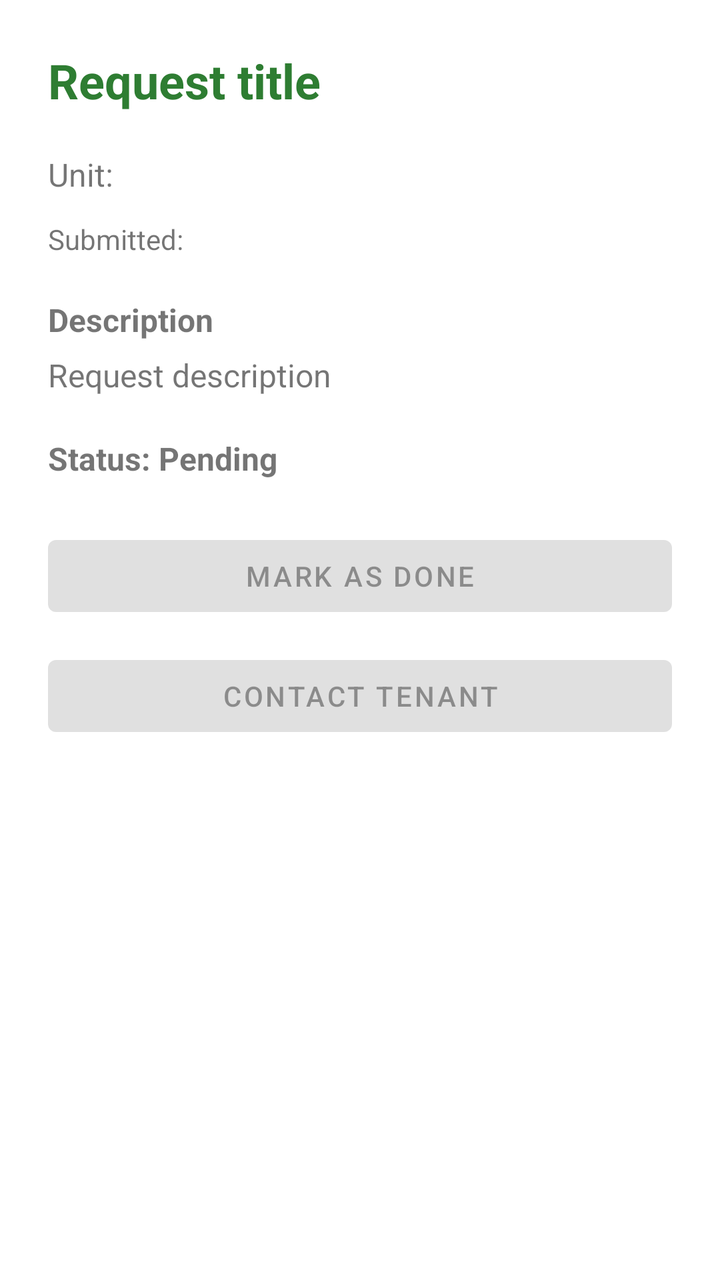
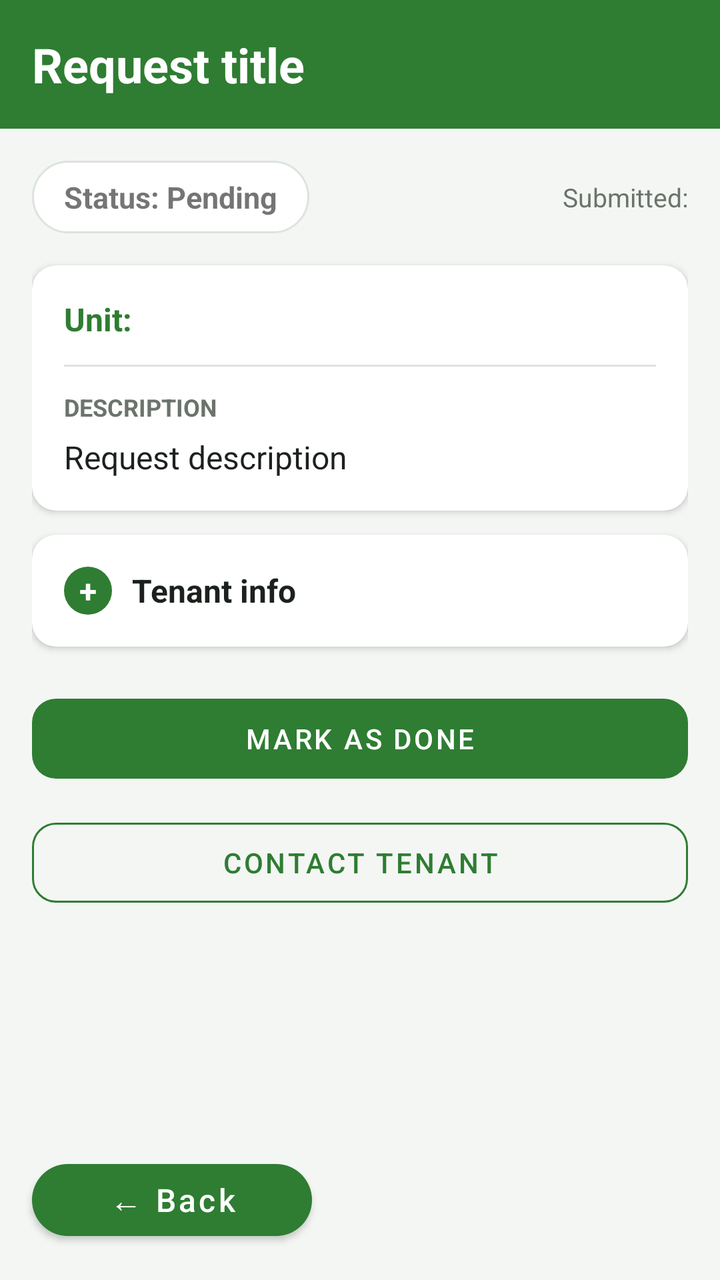

Screens rendered from an Android XML layout before and after an edit, with the pre-edit source and the edit as a unified diff.
<!-- AndroidManifest.xml: application theme Theme.FixIt -->
<!-- res/layout/activity_request_detail.xml -->
<?xml version="1.0" encoding="utf-8"?>
<ScrollView xmlns:android="http://schemas.android.com/apk/res/android"
    android:layout_width="match_parent"
    android:layout_height="match_parent"
    android:fillViewport="true">

    <LinearLayout
        android:layout_width="match_parent"
        android:layout_height="wrap_content"
        android:orientation="vertical"
        android:padding="24dp">

        <TextView
            android:id="@+id/tvDetailTitle"
            android:layout_width="match_parent"
            android:layout_height="wrap_content"
            android:text="Request title"
            android:textSize="24sp"
            android:textStyle="bold"
            android:textColor="@color/fixit_primary"
            android:layout_marginBottom="20dp" />

        <TextView
            android:id="@+id/tvDetailUnit"
            android:layout_width="match_parent"
            android:layout_height="wrap_content"
            android:text="Unit:"
            android:textSize="16sp"
            android:layout_marginBottom="12dp" />

        <TextView
            android:id="@+id/tvDetailDate"
            android:layout_width="match_parent"
            android:layout_height="wrap_content"
            android:text="Submitted:"
            android:textSize="14sp"
            android:layout_marginBottom="20dp" />

        <TextView
            android:layout_width="match_parent"
            android:layout_height="wrap_content"
            android:text="Description"
            android:textSize="16sp"
            android:textStyle="bold"
            android:layout_marginBottom="6dp" />

        <TextView
            android:id="@+id/tvDetailDesc"
            android:layout_width="match_parent"
            android:layout_height="wrap_content"
            android:text="Request description"
            android:textSize="16sp"
            android:lineSpacingExtra="4dp"
            android:layout_marginBottom="20dp" />

        <TextView
            android:id="@+id/tvDetailStatus"
            android:layout_width="match_parent"
            android:layout_height="wrap_content"
            android:text="Status: Pending"
            android:textSize="16sp"
            android:textStyle="bold"
            android:layout_marginBottom="24dp" />

        <Button
            android:id="@+id/btnToggleStatus"
            android:layout_width="match_parent"
            android:layout_height="wrap_content"
            android:text="Mark as Done"
            android:enabled="false" />

        <Button
            android:id="@+id/btnContact"
            android:layout_width="match_parent"
            android:layout_height="wrap_content"
            android:layout_marginTop="12dp"
            android:text="Contact Tenant"
            android:enabled="false" />

    </LinearLayout>
</ScrollView>
<!-- resources referenced by this layout -->
<resources>
  <color name="fixit_primary">#2E7D32</color>
  <style name="Theme.FixIt" parent="Theme.MaterialComponents.DayNight.NoActionBar">
          <item name="colorPrimary">@color/fixit_primary</item>
          <item name="colorPrimaryDark">@color/fixit_primary_dark</item>
          <item name="colorAccent">@color/fixit_accent</item>
      </style>
  <color name="fixit_primary_dark">#1B5E20</color>
  <color name="fixit_accent">#FFA000</color>
</resources>

<!-- the commit's change to res/layout/activity_request_detail.xml (unified diff, before → after) -->
@@ -1,81 +1,262 @@
 <?xml version="1.0" encoding="utf-8"?>
-<ScrollView xmlns:android="http://schemas.android.com/apk/res/android"
+<LinearLayout xmlns:android="http://schemas.android.com/apk/res/android"
+    xmlns:app="http://schemas.android.com/apk/res-auto"
     android:layout_width="match_parent"
     android:layout_height="match_parent"
-    android:fillViewport="true">
-
-    <LinearLayout
+    android:background="@color/fixit_background"
+    android:orientation="vertical">
+
+    <TextView
+        android:id="@+id/tvDetailTitle"
+        style="@style/Widget.FixIt.TitleBar"
         android:layout_width="match_parent"
         android:layout_height="wrap_content"
-        android:orientation="vertical"
-        android:padding="24dp">
-
-        <TextView
-            android:id="@+id/tvDetailTitle"
+        android:text="Request title" />
+
+    <ScrollView
+        android:layout_width="match_parent"
+        android:layout_height="0dp"
+        android:layout_weight="1"
+        android:fillViewport="true">
+
+        <LinearLayout
             android:layout_width="match_parent"
             android:layout_height="wrap_content"
-            android:text="Request title"
-            android:textSize="24sp"
-            android:textStyle="bold"
-            android:textColor="@color/fixit_primary"
-            android:layout_marginBottom="20dp" />
-
-        <TextView
-            android:id="@+id/tvDetailUnit"
-            android:layout_width="match_parent"
-            android:layout_height="wrap_content"
-            android:text="Unit:"
-            android:textSize="16sp"
-            android:layout_marginBottom="12dp" />
-
-        <TextView
-            android:id="@+id/tvDetailDate"
-            android:layout_width="match_parent"
-            android:layout_height="wrap_content"
-            android:text="Submitted:"
-            android:textSize="14sp"
-            android:layout_marginBottom="20dp" />
-
-        <TextView
-            android:layout_width="match_parent"
-            android:layout_height="wrap_content"
-            android:text="Description"
-            android:textSize="16sp"
-            android:textStyle="bold"
-            android:layout_marginBottom="6dp" />
-
-        <TextView
-            android:id="@+id/tvDetailDesc"
-            android:layout_width="match_parent"
-            android:layout_height="wrap_content"
-            android:text="Request description"
-            android:textSize="16sp"
-            android:lineSpacingExtra="4dp"
-            android:layout_marginBottom="20dp" />
-
-        <TextView
-            android:id="@+id/tvDetailStatus"
-            android:layout_width="match_parent"
-            android:layout_height="wrap_content"
-            android:text="Status: Pending"
-            android:textSize="16sp"
-            android:textStyle="bold"
-            android:layout_marginBottom="24dp" />
-
-        <Button
-            android:id="@+id/btnToggleStatus"
-            android:layout_width="match_parent"
-            android:layout_height="wrap_content"
-            android:text="Mark as Done"
-            android:enabled="false" />
-
-        <Button
-            android:id="@+id/btnContact"
-            android:layout_width="match_parent"
-            android:layout_height="wrap_content"
-            android:layout_marginTop="12dp"
-            android:text="Contact Tenant"
-            android:enabled="false" />
-
-    </LinearLayout>
-</ScrollView>
+            android:orientation="vertical"
+            android:padding="16dp">
+
+            
+            <LinearLayout
+                android:layout_width="match_parent"
+                android:layout_height="wrap_content"
+                android:layout_marginBottom="16dp"
+                android:gravity="center_vertical"
+                android:orientation="horizontal">
+
+                <TextView
+                    android:id="@+id/tvDetailStatus"
+                    android:layout_width="wrap_content"
+                    android:layout_height="wrap_content"
+                    android:background="@drawable/bg_status_pill"
+                    android:paddingStart="16dp"
+                    android:paddingTop="8dp"
+                    android:paddingEnd="16dp"
+                    android:paddingBottom="8dp"
+                    android:text="Status: Pending"
+                    android:textSize="15sp"
+                    android:textStyle="bold" />
+
+                <TextView
+                    android:id="@+id/tvDetailDate"
+                    android:layout_width="0dp"
+                    android:layout_height="wrap_content"
+                    android:layout_marginStart="12dp"
+                    android:layout_weight="1"
+                    android:gravity="end"
+                    android:text="Submitted:"
+                    android:textColor="@color/fixit_text_secondary"
+                    android:textSize="13sp" />
+            </LinearLayout>
+
+            
+            <androidx.cardview.widget.CardView
+                style="@style/Widget.FixIt.Card"
+                android:layout_width="match_parent"
+                android:layout_height="wrap_content"
+                android:layout_marginBottom="12dp">
+
+                <LinearLayout
+                    android:layout_width="match_parent"
+                    android:layout_height="wrap_content"
+                    android:orientation="vertical"
+                    android:padding="16dp">
+
+                    <TextView
+                        android:id="@+id/tvDetailUnit"
+                        android:layout_width="match_parent"
+                        android:layout_height="wrap_content"
+                        android:text="Unit:"
+                        android:textColor="@color/fixit_primary"
+                        android:textSize="16sp"
+                        android:textStyle="bold" />
+
+                    <View
+                        android:layout_width="match_parent"
+                        android:layout_height="1dp"
+                        android:layout_marginTop="12dp"
+                        android:layout_marginBottom="12dp"
+                        android:background="@color/fixit_stroke" />
+
+                    <TextView
+                        android:layout_width="match_parent"
+                        android:layout_height="wrap_content"
+                        android:text="DESCRIPTION"
+                        android:textColor="@color/fixit_text_secondary"
+                        android:textSize="12sp"
+                        android:textStyle="bold" />
+
+                    <TextView
+                        android:id="@+id/tvDetailDesc"
+                        android:layout_width="match_parent"
+                        android:layout_height="wrap_content"
+                        android:layout_marginTop="6dp"
+                        android:lineSpacingExtra="4dp"
+                        android:text="Request description"
+                        android:textColor="@color/fixit_text"
+                        android:textSize="16sp" />
+                </LinearLayout>
+            </androidx.cardview.widget.CardView>
+
+            
+            <androidx.cardview.widget.CardView
+                android:id="@+id/rejectReasonCard"
+                style="@style/Widget.FixIt.Card"
+                android:layout_width="match_parent"
+                android:layout_height="wrap_content"
+                android:layout_marginBottom="12dp"
+                android:visibility="gone">
+
+                <LinearLayout
+                    android:layout_width="match_parent"
+                    android:layout_height="wrap_content"
+                    android:orientation="vertical"
+                    android:padding="16dp">
+
+                    <TextView
+                        android:layout_width="match_parent"
+                        android:layout_height="wrap_content"
+                        android:text="REASON FOR REJECTION"
+                        android:textColor="@color/fixit_danger"
+                        android:textSize="12sp"
+                        android:textStyle="bold" />
+
+                    <TextView
+                        android:id="@+id/tvRejectReasons"
+                        android:layout_width="match_parent"
+                        android:layout_height="wrap_content"
+                        android:layout_marginTop="6dp"
+                        android:lineSpacingExtra="4dp"
+                        android:textColor="@color/fixit_text"
+                        android:textSize="16sp" />
+                </LinearLayout>
+            </androidx.cardview.widget.CardView>
+
+            
+            <androidx.cardview.widget.CardView
+                style="@style/Widget.FixIt.Card"
+                android:layout_width="match_parent"
+                android:layout_height="wrap_content"
+                android:layout_marginBottom="20dp">
+
+                <LinearLayout
+                    android:layout_width="match_parent"
+                    android:layout_height="wrap_content"
+                    android:orientation="vertical"
+                    android:padding="16dp">
+
+                    <LinearLayout
+                        android:layout_width="match_parent"
+                        android:layout_height="wrap_content"
+                        android:gravity="center_vertical"
+                        android:orientation="horizontal">
+
+                        <TextView
+                            android:id="@+id/btnTenantInfo"
+                            android:layout_width="24dp"
+                            android:layout_height="24dp"
+                            android:layout_marginEnd="10dp"
+                            android:background="@drawable/bg_circle_green"
+                            android:clickable="true"
+                            android:contentDescription="Show tenant info"
+                            android:focusable="true"
+                            android:gravity="center"
+                            android:text="+"
+                            android:textColor="@color/white"
+                            android:textSize="16sp"
+                            android:textStyle="bold" />
+
+                        <TextView
+                            android:layout_width="wrap_content"
+                            android:layout_height="wrap_content"
+                            android:text="Tenant info"
+                            android:textColor="@color/fixit_text"
+                            android:textSize="16sp"
+                            android:textStyle="bold" />
+                    </LinearLayout>
+
+                    <LinearLayout
+                        android:id="@+id/tenantInfoPanel"
+                        android:layout_width="match_parent"
+                        android:layout_height="wrap_content"
+                        android:layout_marginTop="12dp"
+                        android:orientation="vertical"
+                        android:visibility="gone">
+
+                        <TextView
+                            android:id="@+id/tvTenantName"
+                            android:layout_width="match_parent"
+                            android:layout_height="wrap_content"
+                            android:textColor="@color/fixit_text"
+                            android:textSize="15sp" />
+
+                        <TextView
+                            android:id="@+id/tvTenantUnit"
+                            android:layout_width="match_parent"
+                            android:layout_height="wrap_content"
+                            android:layout_marginTop="6dp"
+                            android:textColor="@color/fixit_text"
+                            android:textSize="15sp" />
+
+                        <TextView
+                            android:id="@+id/tvTenantEmail"
+                            android:layout_width="match_parent"
+                            android:layout_height="wrap_content"
+                            android:layout_marginTop="6dp"
+                            android:textColor="@color/fixit_text"
+                            android:textSize="15sp" />
+                    </LinearLayout>
+                </LinearLayout>
+            </androidx.cardview.widget.CardView>
+
+            <Button
+                android:id="@+id/btnToggleStatus"
+                style="@style/Widget.FixIt.Button.Primary"
+                android:layout_width="match_parent"
+                android:layout_height="wrap_content"
+                android:enabled="false"
+                android:text="Mark as Done" />
+
+            <Button
+                android:id="@+id/btnReject"
+                style="@style/Widget.FixIt.Button.Secondary"
+                android:layout_width="match_parent"
+                android:layout_height="wrap_content"
+                android:layout_marginTop="10dp"
+                android:text="Reject Request"
+                android:textColor="@color/fixit_danger"
+                android:visibility="gone"
+                app:strokeColor="@color/fixit_danger" />
+
+            <Button
+                android:id="@+id/btnContact"
+                style="@style/Widget.FixIt.Button.Secondary"
+                android:layout_width="match_parent"
+                android:layout_height="wrap_content"
+                android:layout_marginTop="10dp"
+                android:enabled="false"
+                android:text="Contact Tenant" />
+
+        </LinearLayout>
+    </ScrollView>
+
+    <Button
+        android:id="@+id/btnBack"
+        style="@style/Widget.FixIt.Button.Back"
+        android:layout_width="wrap_content"
+        android:layout_height="wrap_content"
+        android:layout_gravity="start"
+        android:layout_marginStart="16dp"
+        android:layout_marginTop="8dp"
+        android:layout_marginBottom="16dp"
+        android:text="&#8592; Back" />
+</LinearLayout>
<!-- resource entries referenced after the edit -->
@@ -1,6 +1,60 @@
 <!-- resources referenced by this layout -->
 <resources>
+  <color name="fixit_background">#F4F6F4</color>
+  <color name="fixit_danger">#C62828</color>
   <color name="fixit_primary">#2E7D32</color>
+  <color name="fixit_stroke">#DDE3DD</color>
+  <color name="fixit_text">#1C211D</color>
+  <color name="fixit_text_secondary">#6B746C</color>
+  <color name="white">#FFFFFFFF</color>
+  <!-- drawable bg_circle_green (drawable) -->
+  <?xml version="1.0" encoding="utf-8"?>
+  <shape xmlns:android="http://schemas.android.com/apk/res/android"
+      android:shape="oval">
+      <solid android:color="@color/fixit_primary" />
+  </shape>
+  <!-- drawable bg_status_pill (drawable) -->
+  <?xml version="1.0" encoding="utf-8"?>
+  <shape xmlns:android="http://schemas.android.com/apk/res/android"
+      android:shape="rectangle">
+      <solid android:color="#FFFFFF" />
+      <stroke
+          android:width="1dp"
+          android:color="@color/fixit_stroke" />
+      <corners android:radius="20dp" />
+  </shape>
+  <style name="Widget.FixIt.Button.Back" parent="Widget.MaterialComponents.Button">
+          <item name="backgroundTint">@color/fixit_primary</item>
+          <item name="android:textColor">@color/white</item>
+          <item name="android:textAllCaps">false</item>
+          <item name="android:textSize">16sp</item>
+          <item name="android:minWidth">140dp</item>
+          <item name="cornerRadius">50dp</item>
+      </style>
+  <style name="Widget.FixIt.Button.Primary" parent="Widget.MaterialComponents.Button">
+          <item name="backgroundTint">@color/fixit_primary</item>
+          <item name="android:textColor">@color/white</item>
+          <item name="android:minHeight">52dp</item>
+          <item name="cornerRadius">12dp</item>
+      </style>
+  <style name="Widget.FixIt.Button.Secondary" parent="Widget.MaterialComponents.Button.OutlinedButton">
+          <item name="strokeColor">@color/fixit_primary</item>
+          <item name="android:textColor">@color/fixit_primary</item>
+          <item name="android:minHeight">52dp</item>
+          <item name="cornerRadius">12dp</item>
+      </style>
+  <style name="Widget.FixIt.Card" parent="">
+          <item name="cardBackgroundColor">@color/white</item>
+          <item name="cardCornerRadius">12dp</item>
+          <item name="cardElevation">2dp</item>
+      </style>
+  <style name="Widget.FixIt.TitleBar" parent="">
+          <item name="android:background">@color/fixit_primary</item>
+          <item name="android:padding">16dp</item>
+          <item name="android:textColor">@color/white</item>
+          <item name="android:textSize">24sp</item>
+          <item name="android:textStyle">bold</item>
+      </style>
   <style name="Theme.FixIt" parent="Theme.MaterialComponents.DayNight.NoActionBar">
           <item name="colorPrimary">@color/fixit_primary</item>
           <item name="colorPrimaryDark">@color/fixit_primary_dark</item>
